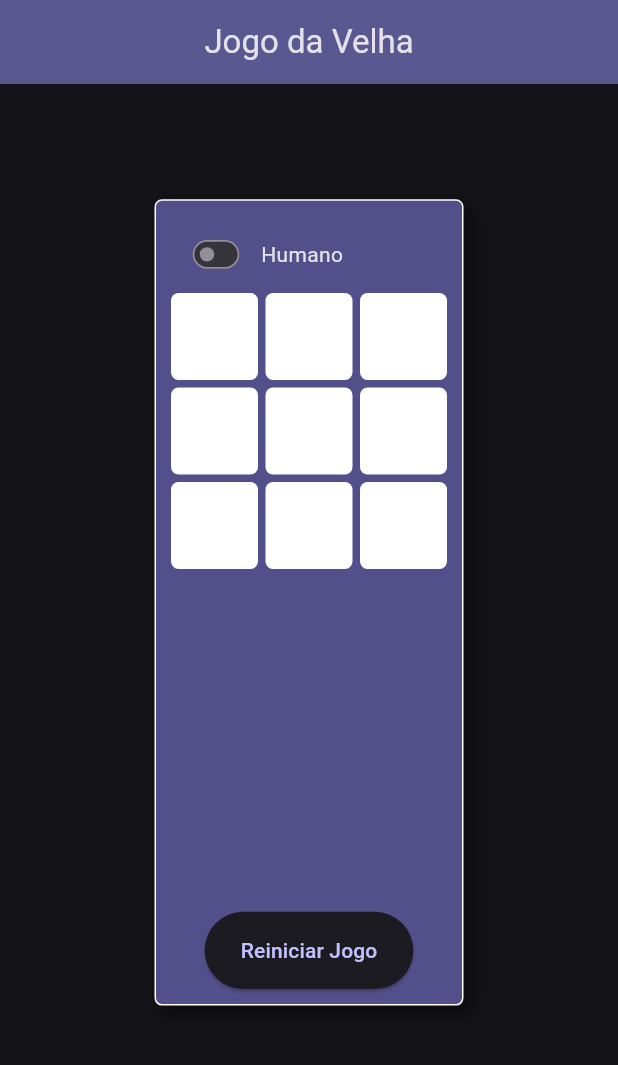
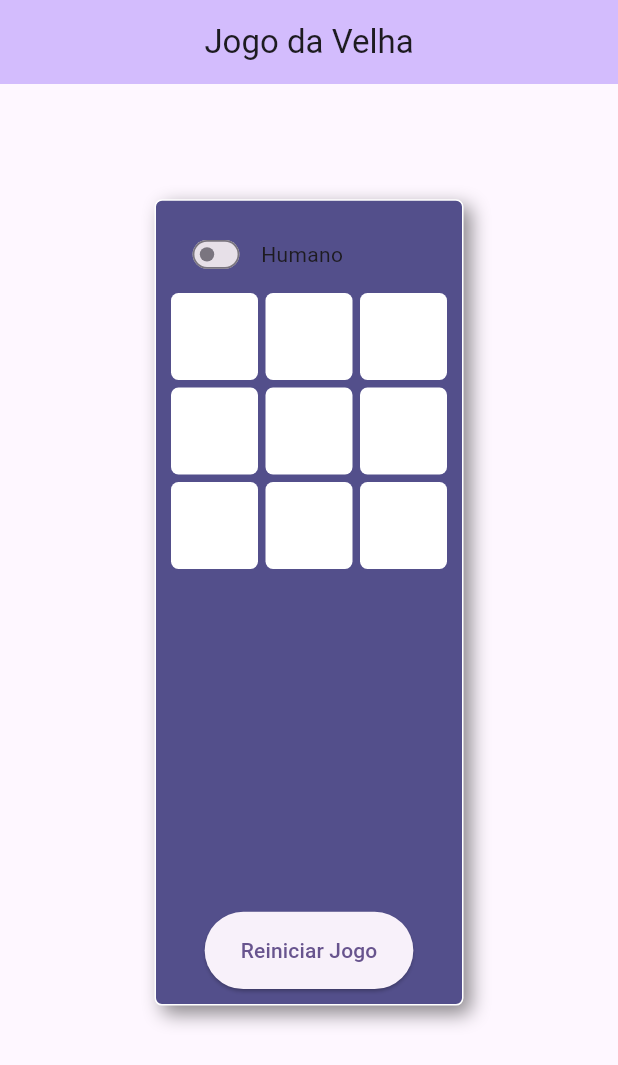
Before and after one commit to Thaisa-2609/Jogo-da-velha, a Flutter app: the screen it shows after launch, on a phone screen of 412 x 824 dp. Shown: the top 1065 px of the screen. Run offline on Flutter 3.47's test engine with Material 3 defaults, Android fonts, the phone set to English and light mode, and no system bars.

Commit message:
Update main.dart

```diff
--- a/lib/main.dart
+++ b/lib/main.dart
@@ -14,10 +14,8 @@ class App extends StatelessWidget {
     return MaterialApp(
       debugShowCheckedModeBanner: false,
       title: titulo,
-      theme: ThemeData(
-        brightness: Brightness.dark,
-        colorScheme: ColorScheme.fromSeed(
-            seedColor: const Color(0xFF4836EF), brightness: Brightness.dark),
+       theme: ThemeData(
+        colorScheme: ColorScheme.fromSeed(seedColor: Colors.deepPurple),
         useMaterial3: true,
       ),
       home: const HomePage(title: titulo),
```
